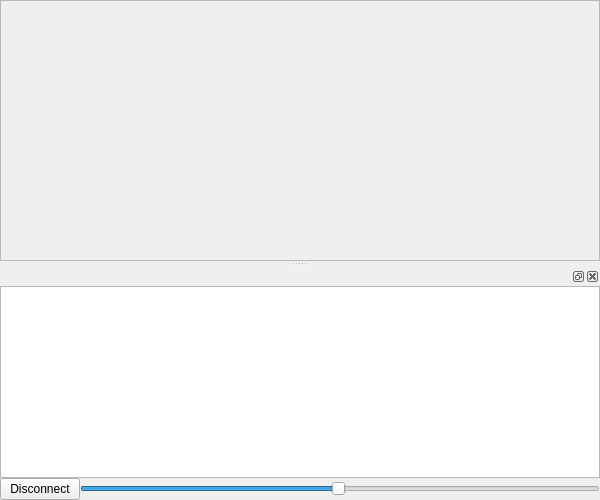
Before: the Qt Designer form mainwindow.ui in nical/GLSL-Raymarching, drawn with Qt 5.
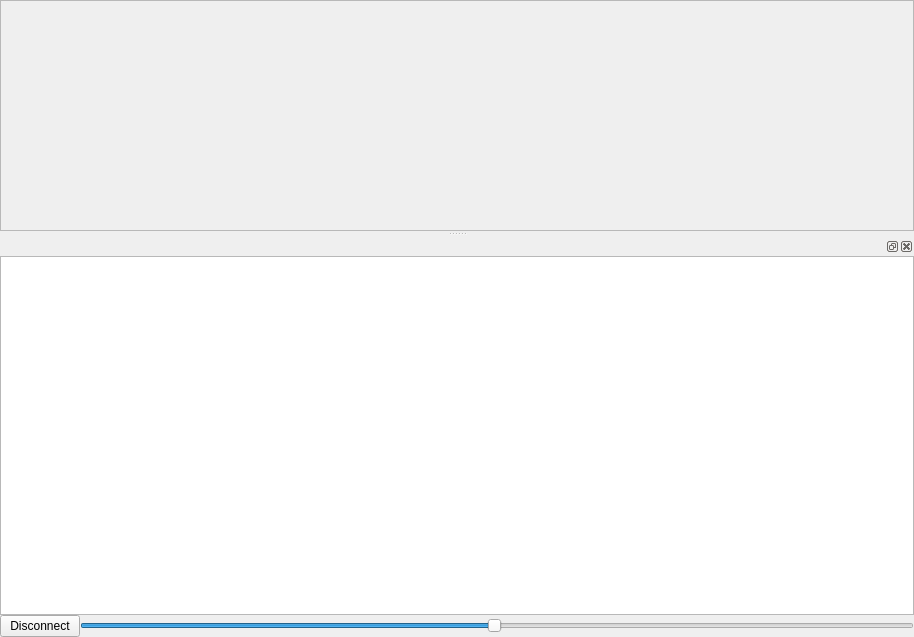
After: the same form once the commit is applied.

```diff
--- a/mainwindow.ui
+++ b/mainwindow.ui
@@ -6,8 +6,8 @@
    <rect>
     <x>0</x>
     <y>0</y>
-    <width>600</width>
-    <height>500</height>
+    <width>914</width>
+    <height>637</height>
    </rect>
   </property>
   <property name="windowTitle">
@@ -33,8 +33,8 @@
   <widget class="QDockWidget" name="kiwiDock">
    <property name="minimumSize">
     <size>
-     <width>112</width>
-     <height>127</height>
+     <width>250</width>
+     <height>400</height>
     </size>
    </property>
    <attribute name="dockWidgetArea">
```
